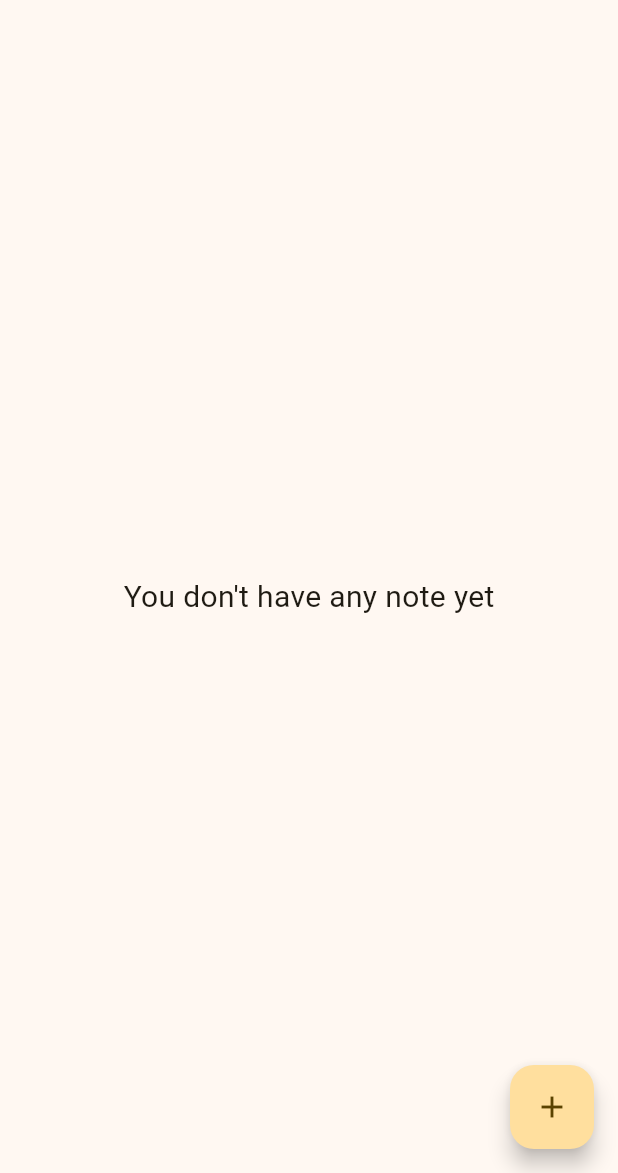
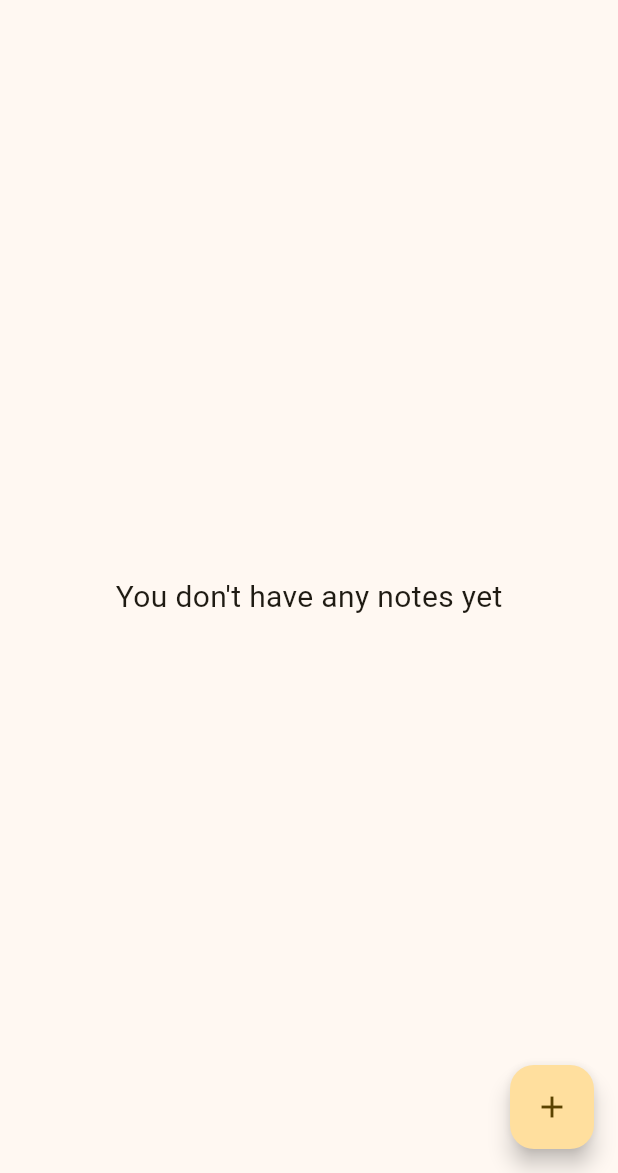
Before and after one commit to AbdillahFajar/flutter_simple_notes, a Flutter app: the screen it shows after launch, on a phone screen of 412 x 824 dp, the part 63-1236 px from its top. Run offline on Flutter 3.47's test engine with Material 3 defaults, Android fonts, the light colour scheme and no system bars; our stand-ins replace lottie, sqflite; accounts and stored records are empty.

Commit message:
fix my bad english

```diff
--- a/lib/screens/my_simple_notes.dart
+++ b/lib/screens/my_simple_notes.dart
@@ -82,7 +82,7 @@ class _MySimpleNotesState extends State<MySimpleNotes> {
         future: DatabaseHelper.instance.readAllNotes(),
         builder: (context, snapshot){
           //kondisi untuk menampilkan tulisan ketika aplikasi masih loading atau ketika user sudah masuk aplikasi, tapi belum ada catatan yang dibuatnya sama sekali
-          if (!snapshot.hasData || snapshot.data!.isEmpty) return Center(child: Text(('You don\'t have any note yet'),
+          if (!snapshot.hasData || snapshot.data!.isEmpty) return Center(child: Text(('You don\'t have any notes yet'),
           style: TextStyle(
             fontSize: 20,
           )));
```
